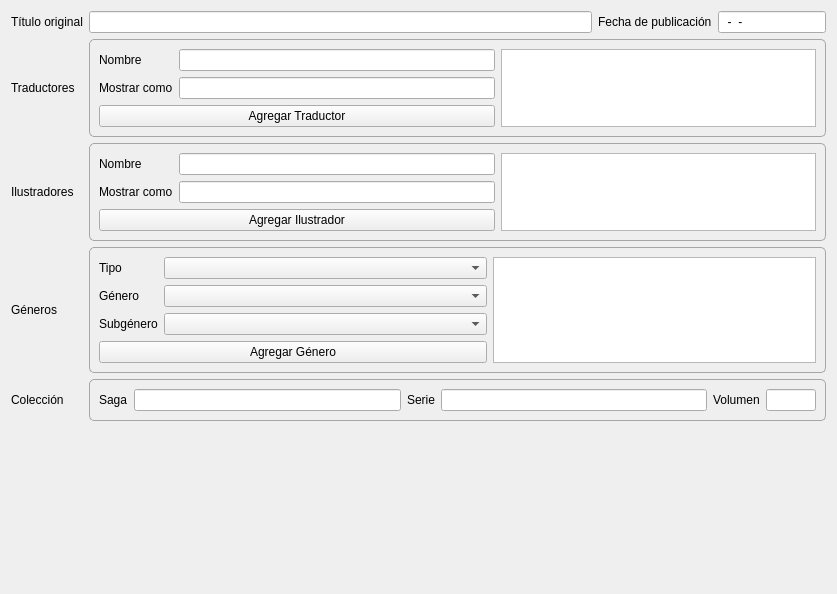
Above: gui/forms/additional_metadata_widget.ui from leandro86/epubcreator before the change. Below: the same form after it.
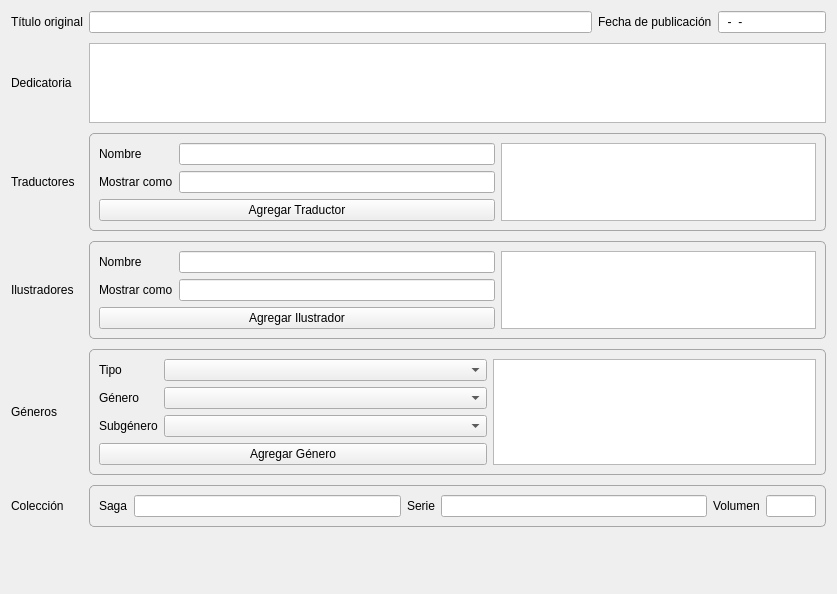
That is the form after the change. Icons and pictures are not drawn. Custom widgets are drawn as their Qt base class.

Commit message: Movido el campo de dedicatoria a la pestaña de "Datos adicionales".

What changed in the file:
```diff
--- a/gui/forms/additional_metadata_widget.ui
+++ b/gui/forms/additional_metadata_widget.ui
@@ -21,6 +21,38 @@
 }</string>
   </property>
   <layout class="QGridLayout" name="gridLayout">
+   <property name="verticalSpacing">
+    <number>10</number>
+   </property>
+   <item row="5" column="0">
+    <widget class="QLabel" name="label_12">
+     <property name="sizePolicy">
+      <sizepolicy hsizetype="Preferred" vsizetype="Preferred">
+       <horstretch>0</horstretch>
+       <verstretch>0</verstretch>
+      </sizepolicy>
+     </property>
+     <property name="text">
+      <string>Colección</string>
+     </property>
+     <property name="alignment">
+      <set>Qt::AlignLeading|Qt::AlignLeft|Qt::AlignVCenter</set>
+     </property>
+    </widget>
+   </item>
+   <item row="6" column="0">
+    <spacer name="verticalSpacer">
+     <property name="orientation">
+      <enum>Qt::Vertical</enum>
+     </property>
+     <property name="sizeHint" stdset="0">
+      <size>
+       <width>20</width>
+       <height>40</height>
+      </size>
+     </property>
+    </spacer>
+   </item>
    <item row="0" column="3">
     <widget class="QLineEdit" name="publicationDateInput">
      <property name="sizePolicy">
@@ -46,7 +78,7 @@
      </property>
     </widget>
    </item>
-   <item row="3" column="0">
+   <item row="4" column="0">
     <widget class="QLabel" name="label_6">
      <property name="sizePolicy">
       <sizepolicy hsizetype="Preferred" vsizetype="Preferred">
@@ -59,7 +91,7 @@
      </property>
     </widget>
    </item>
-   <item row="1" column="0">
+   <item row="2" column="0">
     <widget class="QLabel" name="label_4">
      <property name="sizePolicy">
       <sizepolicy hsizetype="Preferred" vsizetype="Preferred">
@@ -123,7 +155,7 @@
      </property>
     </widget>
    </item>
-   <item row="2" column="0">
+   <item row="3" column="0">
     <widget class="QLabel" name="label_5">
      <property name="sizePolicy">
       <sizepolicy hsizetype="Preferred" vsizetype="Preferred">
@@ -139,36 +171,7 @@
      </property>
     </widget>
    </item>
-   <item row="4" column="0">
-    <widget class="QLabel" name="label_12">
-     <property name="sizePolicy">
-      <sizepolicy hsizetype="Preferred" vsizetype="Preferred">
-       <horstretch>0</horstretch>
-       <verstretch>0</verstretch>
-      </sizepolicy>
-     </property>
-     <property name="text">
-      <string>Colección</string>
-     </property>
-     <property name="alignment">
-      <set>Qt::AlignLeading|Qt::AlignLeft|Qt::AlignVCenter</set>
-     </property>
-    </widget>
-   </item>
-   <item row="5" column="0">
-    <spacer name="verticalSpacer">
-     <property name="orientation">
-      <enum>Qt::Vertical</enum>
-     </property>
-     <property name="sizeHint" stdset="0">
-      <size>
-       <width>20</width>
-       <height>40</height>
-      </size>
-     </property>
-    </spacer>
-   </item>
-   <item row="1" column="1" colspan="3">
+   <item row="2" column="1" colspan="3">
     <widget class="QGroupBox" name="groupBox">
      <property name="styleSheet">
       <string notr="true"/>
@@ -265,7 +268,7 @@
      </layout>
     </widget>
    </item>
-   <item row="2" column="1" colspan="3">
+   <item row="3" column="1" colspan="3">
     <widget class="QGroupBox" name="groupBox_2">
      <property name="title">
       <string/>
@@ -336,7 +339,7 @@
      </layout>
     </widget>
    </item>
-   <item row="3" column="1" colspan="3">
+   <item row="4" column="1" colspan="3">
     <widget class="QGroupBox" name="groupBox_3">
      <property name="title">
       <string/>
@@ -450,7 +453,7 @@
      </layout>
     </widget>
    </item>
-   <item row="4" column="1" colspan="3">
+   <item row="5" column="1" colspan="3">
     <widget class="QGroupBox" name="groupBox_4">
      <property name="title">
       <string/>
@@ -527,6 +530,23 @@
      </layout>
     </widget>
    </item>
+   <item row="1" column="0">
+    <widget class="QLabel" name="label">
+     <property name="text">
+      <string>Dedicatoria</string>
+     </property>
+    </widget>
+   </item>
+   <item row="1" column="1" colspan="3">
+    <widget class="QPlainTextEdit" name="dedicationInput">
+     <property name="maximumSize">
+      <size>
+       <width>16777215</width>
+       <height>80</height>
+      </size>
+     </property>
+    </widget>
+   </item>
   </layout>
  </widget>
  <customwidgets>
```
The commit also changes 5 other files.
